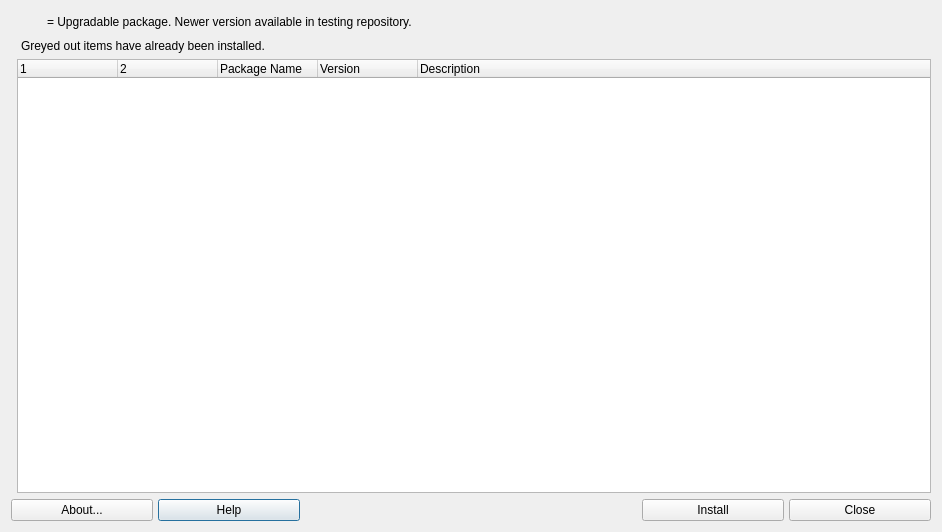
This is mainwindow.ui in MX-Linux/mx-test-installer as Qt 5 draws it before an edit. The edited form follows.
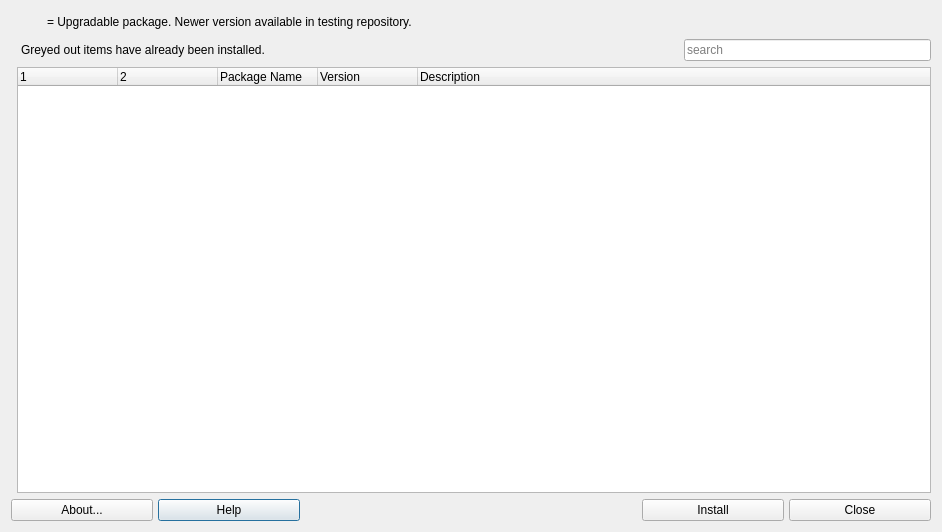
This is the edited form. Icons and pictures are not drawn.

```diff
--- a/mainwindow.ui
+++ b/mainwindow.ui
@@ -229,19 +229,6 @@
        </property>
       </widget>
      </item>
-     <item row="1" column="6">
-      <spacer name="horizontalSpacer">
-       <property name="orientation">
-        <enum>Qt::Horizontal</enum>
-       </property>
-       <property name="sizeHint" stdset="0">
-        <size>
-         <width>527</width>
-         <height>20</height>
-        </size>
-       </property>
-      </spacer>
-     </item>
      <item row="3" column="1" colspan="6">
       <widget class="QTreeWidget" name="treeWidget">
        <column>
@@ -297,6 +284,29 @@
        </property>
       </widget>
      </item>
+     <item row="2" column="6">
+      <widget class="QLineEdit" name="searchBox">
+       <property name="placeholderText">
+        <string>search</string>
+       </property>
+       <property name="clearButtonEnabled">
+        <bool>true</bool>
+       </property>
+      </widget>
+     </item>
+     <item row="1" column="3">
+      <spacer name="horizontalSpacer">
+       <property name="orientation">
+        <enum>Qt::Horizontal</enum>
+       </property>
+       <property name="sizeHint" stdset="0">
+        <size>
+         <width>40</width>
+         <height>20</height>
+        </size>
+       </property>
+      </spacer>
+     </item>
     </layout>
    </item>
   </layout>
```
